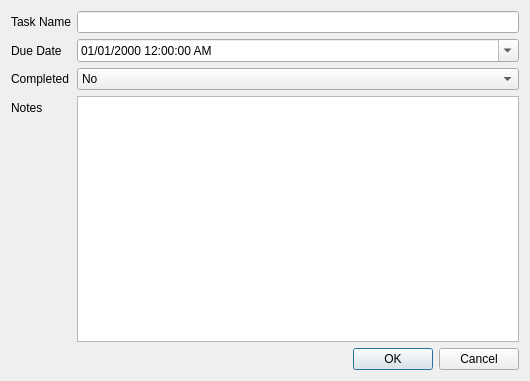
Old version of the form edittask.ui in the repository computerfr33k/To-Do-List-Manager.
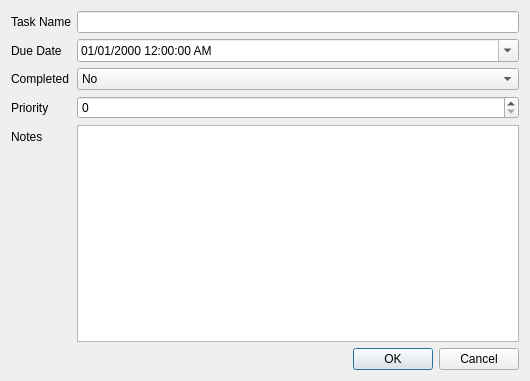
New version of the form.

Commit message: Implemented Task Priority

The edit to the form file:
```diff
--- a/edittask.ui
+++ b/edittask.ui
@@ -67,17 +67,17 @@
        </item>
       </widget>
      </item>
-     <item row="3" column="0">
+     <item row="4" column="0">
       <widget class="QLabel" name="label_4">
        <property name="text">
         <string>Notes</string>
        </property>
       </widget>
      </item>
-     <item row="3" column="1">
-      <widget class="QTextEdit" name="textEdit"/>
-     </item>
      <item row="4" column="1">
+      <widget class="QTextEdit" name="textEdit"/>
+     </item>
+     <item row="5" column="1">
       <widget class="QDialogButtonBox" name="buttonBox">
        <property name="orientation">
         <enum>Qt::Horizontal</enum>
@@ -87,6 +87,16 @@
        </property>
       </widget>
      </item>
+     <item row="3" column="0">
+      <widget class="QLabel" name="label_5">
+       <property name="text">
+        <string>Priority</string>
+       </property>
+      </widget>
+     </item>
+     <item row="3" column="1">
+      <widget class="QSpinBox" name="priority"/>
+     </item>
     </layout>
    </item>
   </layout>
```
The commit also changes 12 other files.
